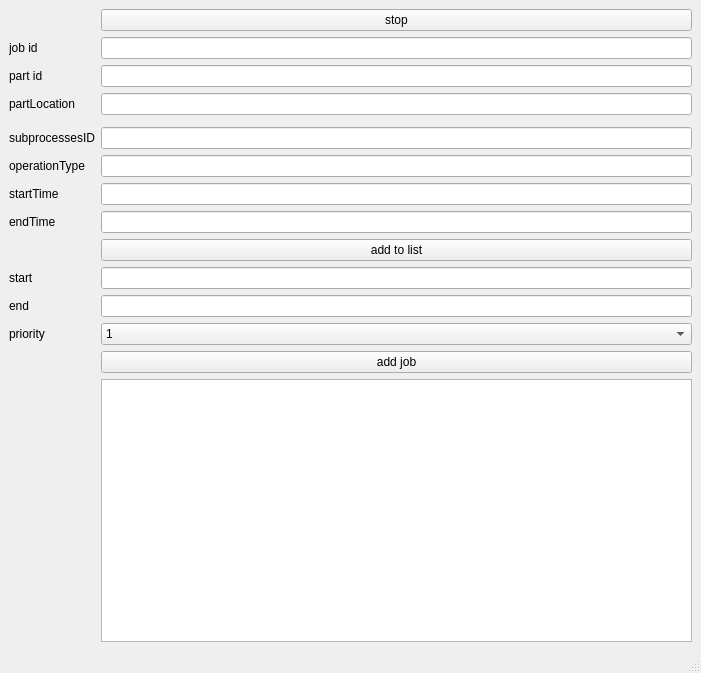
Above: src/gui/gui/Interface.ui from robosam2003/fams_ws before the change. Below: the same form after it.
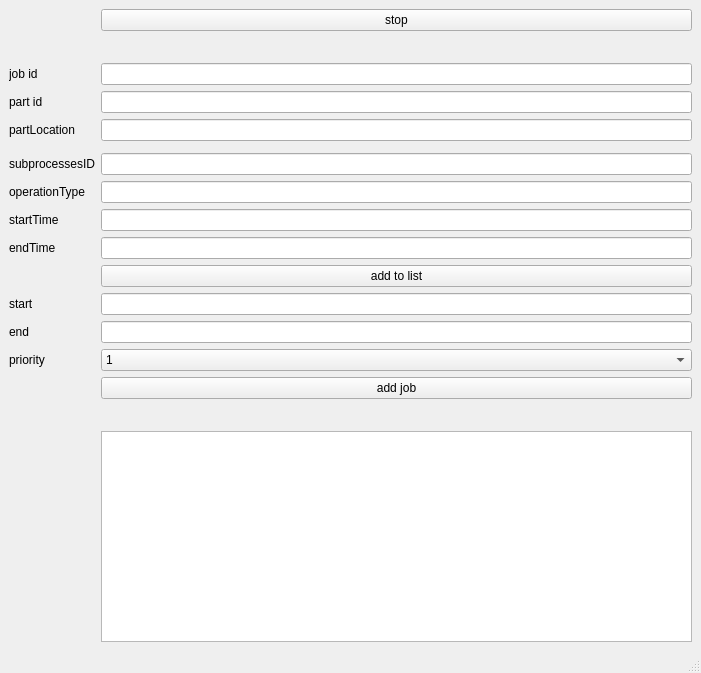
That is the form after the change. Icons and pictures are not drawn.

The edit to the form file:
```diff
--- a/src/gui/gui/Interface.ui
+++ b/src/gui/gui/Interface.ui
@@ -165,18 +165,34 @@
       </property>
      </widget>
     </item>
+    <item row="27" column="1">
+     <widget class="QListView" name="listView"/>
+    </item>
     <item row="26" column="1">
-     <widget class="QGraphicsView" name="graphicsView">
-      <property name="enabled">
-       <bool>true</bool>
+     <spacer name="horizontalSpacer">
+      <property name="orientation">
+       <enum>Qt::Horizontal</enum>
       </property>
-      <property name="minimumSize">
+      <property name="sizeHint" stdset="0">
        <size>
-        <width>0</width>
-        <height>100</height>
+        <width>40</width>
+        <height>20</height>
        </size>
       </property>
-     </widget>
+     </spacer>
+    </item>
+    <item row="3" column="1">
+     <spacer name="horizontalSpacer_2">
+      <property name="orientation">
+       <enum>Qt::Horizontal</enum>
+      </property>
+      <property name="sizeHint" stdset="0">
+       <size>
+        <width>40</width>
+        <height>20</height>
+       </size>
+      </property>
+     </spacer>
     </item>
    </layout>
   </widget>
```
